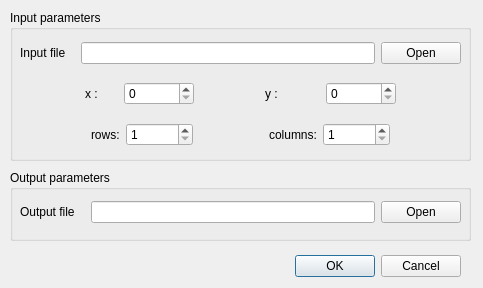
scrssys/semantic_segment_RSImage, file ui/preProcess/ImageClip.ui: the form before one commit.
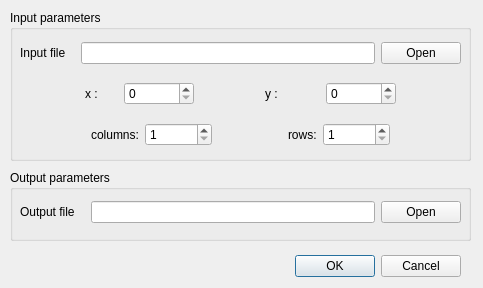
The form after the commit.

Commit message: add file size check in sample multiclass generation: # check size of label and src images         x,y= label_img.shape         print("Heigh, width of label is :{}, {}".format(x, y))         print("Heigh, width of src is :{}, {}".format(X_height, X_width))         if x!=X_height or y!=X_width:             print("Warning: src and label have different size!")             continue

What changed in the file:
```diff
--- a/ui/preProcess/ImageClip.ui
+++ b/ui/preProcess/ImageClip.ui
@@ -263,14 +263,14 @@
         </spacer>
        </item>
        <item>
-        <widget class="QLabel" name="label_5">
+        <widget class="QLabel" name="label_6">
          <property name="text">
-          <string>rows:</string>
+          <string>columns:</string>
          </property>
         </widget>
        </item>
        <item>
-        <widget class="QSpinBox" name="spinBox_row">
+        <widget class="QSpinBox" name="spinBox_column">
          <property name="maximumSize">
           <size>
            <width>70</width>
@@ -302,14 +302,14 @@
         </spacer>
        </item>
        <item>
-        <widget class="QLabel" name="label_6">
+        <widget class="QLabel" name="label_5">
          <property name="text">
-          <string>columns:</string>
+          <string>rows:</string>
          </property>
         </widget>
        </item>
        <item>
-        <widget class="QSpinBox" name="spinBox_column">
+        <widget class="QSpinBox" name="spinBox_row">
          <property name="maximumSize">
           <size>
            <width>70</width>
```
The commit also changes 34 other files.
